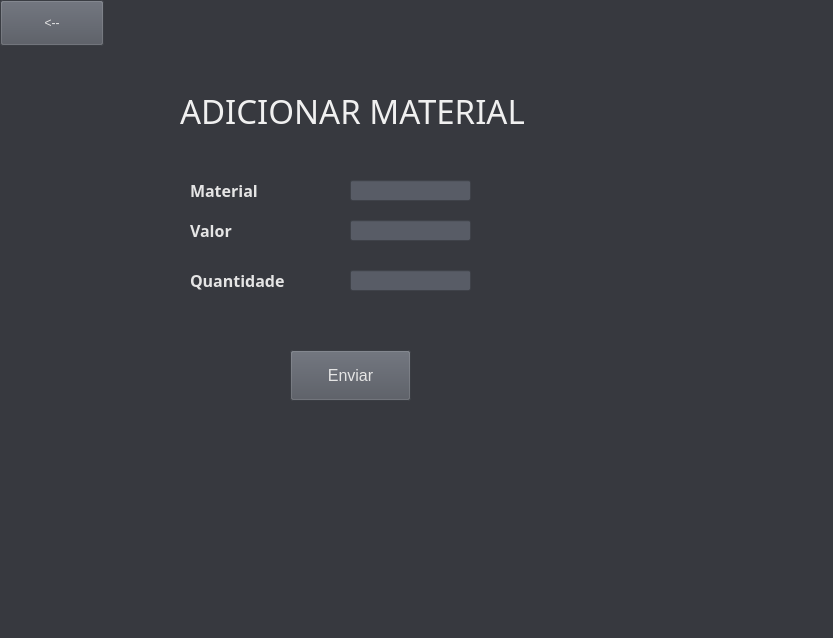
First picture: the form in SYSTEM CONTROL/adcmaterial.ui, repository victorkok/OPE-Oficina-Mecanica, before the edit.
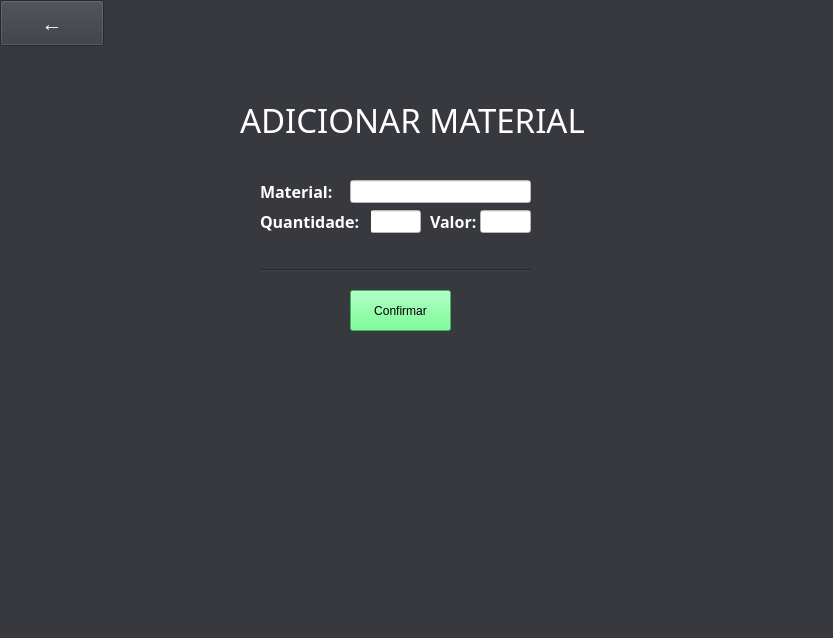
Second picture: the form after the edit.

```diff
--- a/SYSTEM CONTROL/adcmaterial.ui
+++ b/SYSTEM CONTROL/adcmaterial.ui
@@ -14,16 +14,15 @@
    <string>MainWindow</string>
   </property>
   <property name="styleSheet">
-   <string notr="true">background-color : rgb(55, 57, 63);
-color: rgb(229, 229, 229);</string>
+   <string notr="true">background-color : rgb(55, 57, 63);</string>
   </property>
   <widget class="QWidget" name="centralwidget">
    <widget class="QLabel" name="label">
     <property name="geometry">
      <rect>
-      <x>180</x>
-      <y>70</y>
-      <width>741</width>
+      <x>240</x>
+      <y>80</y>
+      <width>451</width>
       <height>81</height>
      </rect>
     </property>
@@ -37,32 +36,32 @@
      <bool>false</bool>
     </property>
     <property name="styleSheet">
-     <string notr="true">color: rgb(240, 240, 240);</string>
+     <string notr="true">color: rgb(255, 255, 255);</string>
     </property>
     <property name="text">
-     <string>ADICIONAR MATERIAL</string>
+     <string>&lt;html&gt;&lt;head/&gt;&lt;body&gt;&lt;p&gt;&lt;span style=&quot; color:#ffffff;&quot;&gt;ADICIONAR MATERIAL&lt;/span&gt;&lt;/p&gt;&lt;/body&gt;&lt;/html&gt;</string>
     </property>
    </widget>
    <widget class="QLineEdit" name="quantidade">
     <property name="geometry">
      <rect>
-      <x>350</x>
-      <y>270</y>
-      <width>121</width>
-      <height>21</height>
+      <x>370</x>
+      <y>210</y>
+      <width>51</width>
+      <height>23</height>
      </rect>
     </property>
     <property name="styleSheet">
-     <string notr="true">background-color: rgb(88, 92, 102);</string>
+     <string notr="true">background-color: rgb(255, 255, 255);</string>
     </property>
    </widget>
    <widget class="QLabel" name="qtd">
     <property name="geometry">
      <rect>
-      <x>190</x>
-      <y>270</y>
-      <width>101</width>
-      <height>21</height>
+      <x>260</x>
+      <y>210</y>
+      <width>111</width>
+      <height>23</height>
      </rect>
     </property>
     <property name="font">
@@ -74,8 +73,17 @@
       <bold>true</bold>
      </font>
     </property>
+    <property name="styleSheet">
+     <string notr="true">color: rgb(255, 255, 255);</string>
+    </property>
+    <property name="frameShape">
+     <enum>QFrame::NoFrame</enum>
+    </property>
+    <property name="frameShadow">
+     <enum>QFrame::Sunken</enum>
+    </property>
     <property name="text">
-     <string>Quantidade</string>
+     <string>Quantidade:</string>
     </property>
     <property name="textFormat">
      <enum>Qt::AutoText</enum>
@@ -84,22 +92,22 @@
    <widget class="QPushButton" name="button">
     <property name="geometry">
      <rect>
-      <x>290</x>
-      <y>350</y>
-      <width>121</width>
-      <height>51</height>
+      <x>350</x>
+      <y>290</y>
+      <width>101</width>
+      <height>41</height>
      </rect>
     </property>
     <property name="font">
      <font>
-      <pointsize>12</pointsize>
+      <pointsize>9</pointsize>
      </font>
     </property>
     <property name="styleSheet">
-     <string notr="true">background-color: rgb(81, 85, 94);</string>
+     <string notr="true">background-color: rgb(85, 255, 127);</string>
     </property>
     <property name="text">
-     <string>Enviar</string>
+     <string>Confirmar</string>
     </property>
    </widget>
    <widget class="QLabel" name="Produto_2">
@@ -108,10 +116,10 @@
     </property>
     <property name="geometry">
      <rect>
-      <x>190</x>
+      <x>260</x>
       <y>180</y>
-      <width>141</width>
-      <height>21</height>
+      <width>81</width>
+      <height>23</height>
      </rect>
     </property>
     <property name="font">
@@ -129,8 +137,18 @@
     <property name="autoFillBackground">
      <bool>false</bool>
     </property>
+    <property name="styleSheet">
+     <string notr="true">
+color: rgb(255, 255, 255);</string>
+    </property>
+    <property name="frameShape">
+     <enum>QFrame::NoFrame</enum>
+    </property>
+    <property name="frameShadow">
+     <enum>QFrame::Sunken</enum>
+    </property>
     <property name="text">
-     <string>Material</string>
+     <string>Material:</string>
     </property>
     <property name="textFormat">
      <enum>Qt::AutoText</enum>
@@ -141,12 +159,12 @@
      <rect>
       <x>350</x>
       <y>180</y>
-      <width>121</width>
-      <height>21</height>
+      <width>181</width>
+      <height>23</height>
      </rect>
     </property>
     <property name="styleSheet">
-     <string notr="true">background-color: rgb(88, 92, 102);</string>
+     <string notr="true">background-color: rgb(255, 255, 255);</string>
     </property>
    </widget>
    <widget class="QLabel" name="Produto_3">
@@ -155,10 +173,10 @@
     </property>
     <property name="geometry">
      <rect>
-      <x>190</x>
-      <y>220</y>
-      <width>141</width>
-      <height>21</height>
+      <x>430</x>
+      <y>210</y>
+      <width>51</width>
+      <height>23</height>
      </rect>
     </property>
     <property name="font">
@@ -176,8 +194,18 @@
     <property name="autoFillBackground">
      <bool>false</bool>
     </property>
+    <property name="styleSheet">
+     <string notr="true">color: rgb(255, 255, 255);
+</string>
+    </property>
+    <property name="frameShape">
+     <enum>QFrame::NoFrame</enum>
+    </property>
+    <property name="frameShadow">
+     <enum>QFrame::Sunken</enum>
+    </property>
     <property name="text">
-     <string>Valor</string>
+     <string>Valor:</string>
     </property>
     <property name="textFormat">
      <enum>Qt::AutoText</enum>
@@ -186,14 +214,14 @@
    <widget class="QLineEdit" name="valor">
     <property name="geometry">
      <rect>
-      <x>350</x>
-      <y>220</y>
-      <width>121</width>
-      <height>21</height>
+      <x>480</x>
+      <y>210</y>
+      <width>51</width>
+      <height>23</height>
      </rect>
     </property>
     <property name="styleSheet">
-     <string notr="true">background-color: rgb(88, 92, 102);</string>
+     <string notr="true">background-color: rgb(255, 255, 255);</string>
     </property>
    </widget>
    <widget class="QPushButton" name="voltar">
@@ -213,14 +241,27 @@
     </property>
     <property name="font">
      <font>
-      <pointsize>9</pointsize>
+      <pointsize>16</pointsize>
      </font>
     </property>
     <property name="styleSheet">
-     <string notr="true">background-color: rgb(81, 85, 94);</string>
+     <string notr="true">color: rgb(255, 255, 255);</string>
     </property>
     <property name="text">
-     <string>&lt;--</string>
+     <string>←</string>
+    </property>
+   </widget>
+   <widget class="Line" name="line">
+    <property name="geometry">
+     <rect>
+      <x>260</x>
+      <y>260</y>
+      <width>271</width>
+      <height>20</height>
+     </rect>
+    </property>
+    <property name="orientation">
+     <enum>Qt::Horizontal</enum>
     </property>
    </widget>
   </widget>
```
Left out of the diff: 2 changed lines with no effect on the pictures.
